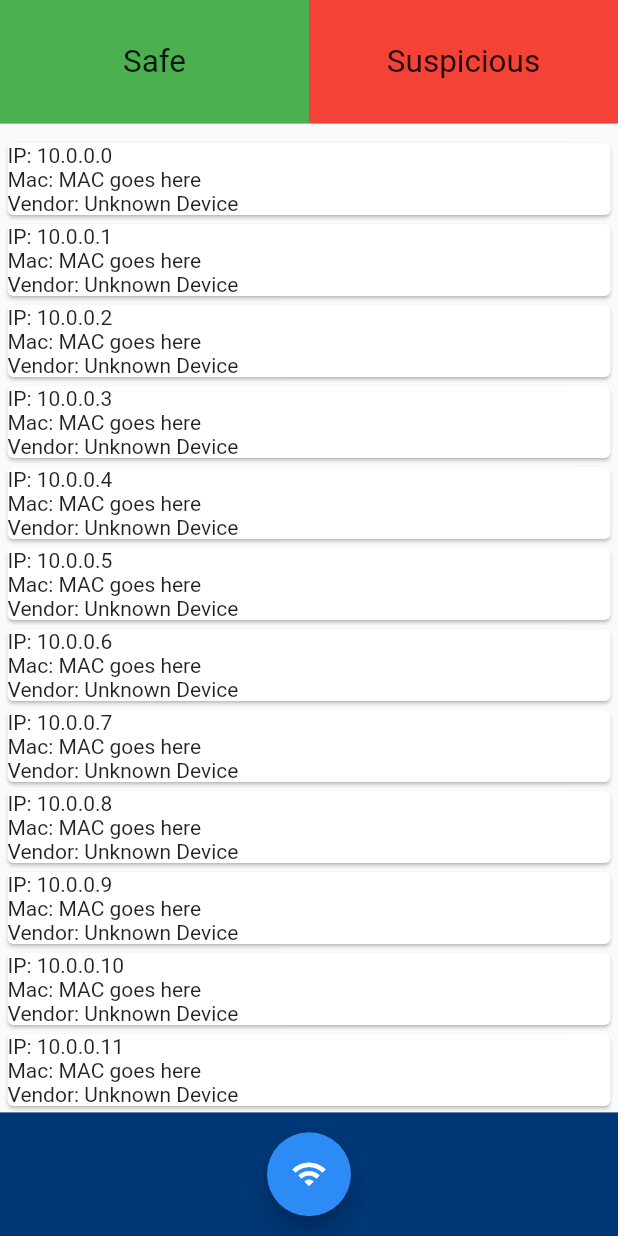
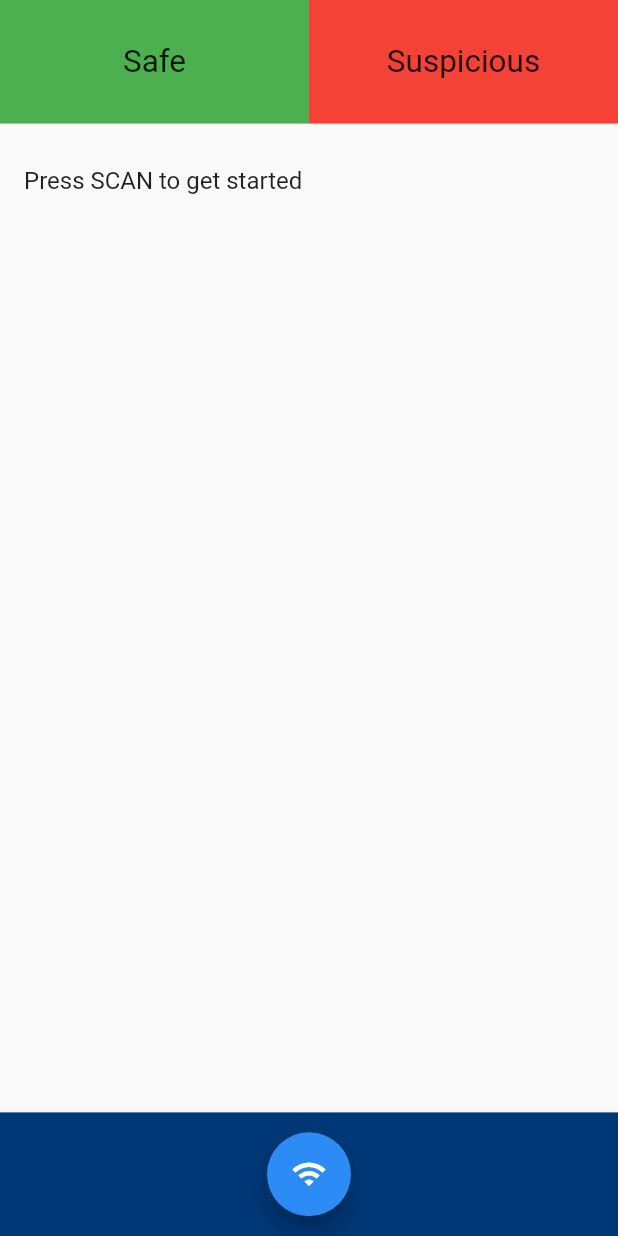
Before and after one commit to Jcherella/SnifferApp, a Flutter app: the screen it shows after launch, on a phone screen of 412 x 824 dp. Run offline on Flutter 3.47's test engine with Material 2 defaults, Android fonts, the phone set to English and light mode, and no system bars; our stand-ins replace cloud_firestore, flutter_spinkit; accounts and stored records are empty.

Commit message:
removed temporary cards

```diff
--- a/lib/screens/scanning.dart
+++ b/lib/screens/scanning.dart
@@ -55,12 +55,7 @@ class _ScanningState extends State<Scanning> {
                 //Network List
                 SizedBox(
                   height: (MediaQuery.of(context).size.height - MediaQuery.of(context).padding.top)* 0.8,
-                  child: NetworkList(
-                  [
-                    for (var i = 0; i < 20; i++)
-                      new ArpEntry([10,0,0,i].join("."), "MAC goes here")
-                  ]),
-                  //DeviceInfoService().arpEntries
+                  child: NetworkList(DeviceInfoService().arpEntries),
                 ),
                 //App bar
                 Container(
```
